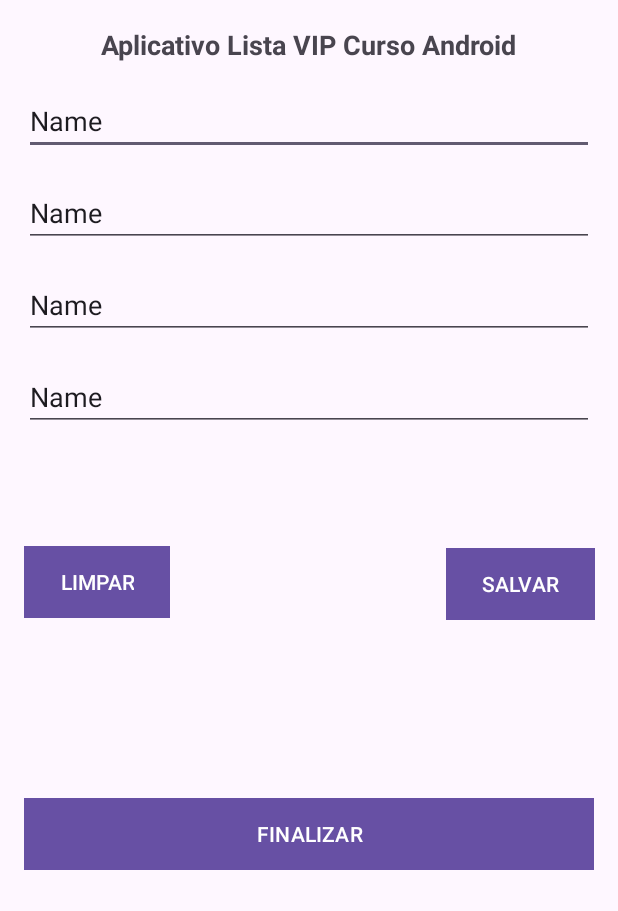
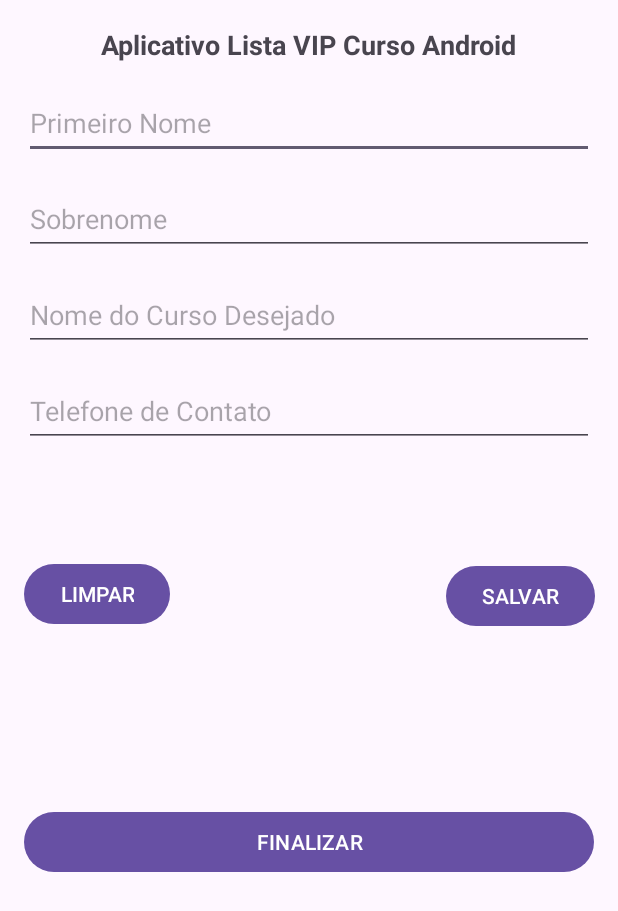
Before and after one commit to joaoadsistemas/Java_Kotlin_Android, an Android app: the screen it shows after launch (MainActivity), on a phone screen of 412 x 824 dp. Shown: the top 911 px of the screen. Run offline under Robolectric (Android 15) with nearby library versions, the phone set to English and light mode, and no system bars.

Commit message:
Refatoração Sizes e adição Strings

```diff
--- a/AppListaCurso/app/src/main/res/layout/activity_main.xml
+++ b/AppListaCurso/app/src/main/res/layout/activity_main.xml
@@ -10,7 +10,7 @@
         android:id="@+id/textView"
         android:layout_width="wrap_content"
         android:layout_height="wrap_content"
-        android:text="Aplicativo Lista VIP Curso Android"
+        android:text="@string/txt_titulo"
         android:textSize="18sp"
         android:textStyle="bold"
         app:layout_constraintBottom_toBottomOf="parent"
@@ -22,12 +22,11 @@
     <EditText
         android:id="@+id/editTextText"
         android:layout_width="match_parent"
-        android:layout_height="wrap_content"
+        android:layout_height="48dp"
         android:layout_margin="16dp"
         android:ems="10"
-        android:hint="Primeiro Nome"
+        android:hint="@string/txt_hint_edit_priemiro_nome"
         android:inputType="text"
-        android:text="Name"
         app:layout_constraintEnd_toEndOf="parent"
         app:layout_constraintStart_toStartOf="parent"
         app:layout_constraintTop_toBottomOf="@+id/textView" />
@@ -35,12 +34,11 @@
     <EditText
         android:id="@+id/editTextText2"
         android:layout_width="match_parent"
-        android:layout_height="wrap_content"
+        android:layout_height="48dp"
         android:layout_margin="16dp"
         android:ems="10"
-        android:hint="Sobrenome"
+        android:hint="@string/txt_hint_edit_sobrenome"
         android:inputType="text"
-        android:text="Name"
         app:layout_constraintEnd_toEndOf="parent"
         app:layout_constraintStart_toStartOf="parent"
         app:layout_constraintTop_toBottomOf="@+id/editTextText" />
@@ -48,12 +46,11 @@
     <EditText
         android:id="@+id/editTextText3"
         android:layout_width="match_parent"
-        android:layout_height="wrap_content"
+        android:layout_height="48dp"
         android:layout_margin="16dp"
         android:ems="10"
-        android:hint="Nome do Curso Desejado"
+        android:hint="@string/txt_hint_edit_nome_do_curso"
         android:inputType="text"
-        android:text="Name"
         app:layout_constraintEnd_toEndOf="parent"
         app:layout_constraintStart_toStartOf="parent"
         app:layout_constraintTop_toBottomOf="@+id/editTextText2" />
@@ -61,12 +58,11 @@
     <EditText
         android:id="@+id/editTextText4"
         android:layout_width="match_parent"
-        android:layout_height="wrap_content"
+        android:layout_height="48dp"
         android:layout_margin="16dp"
         android:ems="10"
-        android:hint="Telefone de Contato"
+        android:hint="@string/txt_hint_edit_telefone_de_contato"
         android:inputType="text"
-        android:text="Name"
         app:layout_constraintEnd_toEndOf="parent"
         app:layout_constraintStart_toStartOf="parent"
         app:layout_constraintTop_toBottomOf="@+id/editTextText3" />
@@ -77,8 +73,7 @@
         android:layout_height="wrap_content"
         android:layout_marginStart="16dp"
         android:layout_marginBottom="44dp"
-        android:background="@color/corBotoes"
-        android:text="LIMPAR"
+        android:text="@string/txt_button_limpar"
         app:layout_constraintBottom_toTopOf="@+id/button3"
         app:layout_constraintStart_toStartOf="parent"
         app:layout_constraintTop_toBottomOf="@+id/editTextText4" />
@@ -89,8 +84,7 @@
         android:layout_height="wrap_content"
         android:layout_marginStart="184dp"
         android:layout_marginBottom="44dp"
-        android:background="@color/corBotoes"
-        android:text="SALVAR"
+        android:text="@string/txt_button_salvar"
         app:layout_constraintBottom_toTopOf="@+id/button3"
         app:layout_constraintStart_toEndOf="@+id/button"
         app:layout_constraintTop_toBottomOf="@+id/editTextText4"
@@ -102,8 +96,7 @@
         android:layout_height="wrap_content"
         android:layout_margin="16dp"
         android:layout_marginBottom="276dp"
-        android:background="@color/corBotoes"
-        android:text="FINALIZAR"
+        android:text="@string/txt_button_finalizar"
         app:layout_constraintBottom_toBottomOf="parent"
         app:layout_constraintEnd_toEndOf="parent"
         app:layout_constraintStart_toStartOf="parent"
--- a/AppListaCurso/app/src/main/res/values/strings.xml
+++ b/AppListaCurso/app/src/main/res/values/strings.xml
@@ -1,3 +1,11 @@
 <resources>
     <string name="app_name">AppListaCurso</string>
+    <string name="txt_titulo">Aplicativo Lista VIP Curso Android</string>
+    <string name="txt_hint_edit_priemiro_nome">Primeiro Nome</string>
+    <string name="txt_hint_edit_sobrenome">Sobrenome</string>
+    <string name="txt_hint_edit_nome_do_curso">Nome do Curso Desejado</string>
+    <string name="txt_hint_edit_telefone_de_contato">Telefone de Contato</string>
+    <string name="txt_button_limpar">LIMPAR</string>
+    <string name="txt_button_salvar">SALVAR</string>
+    <string name="txt_button_finalizar">FINALIZAR</string>
 </resources>
```
